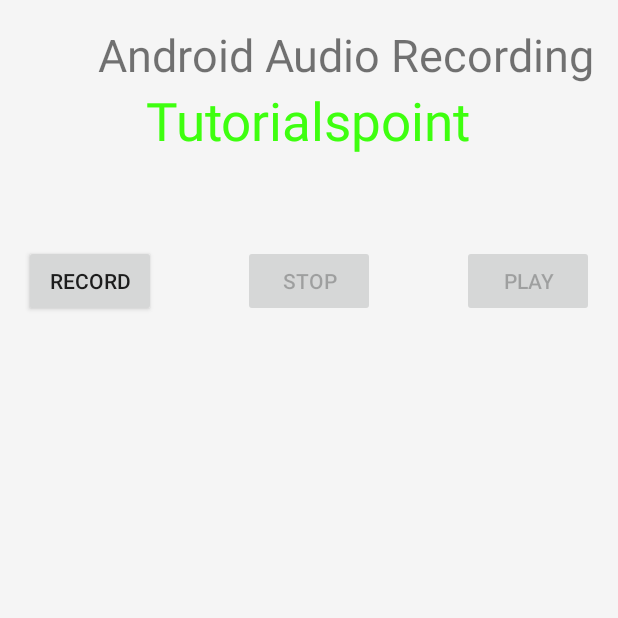
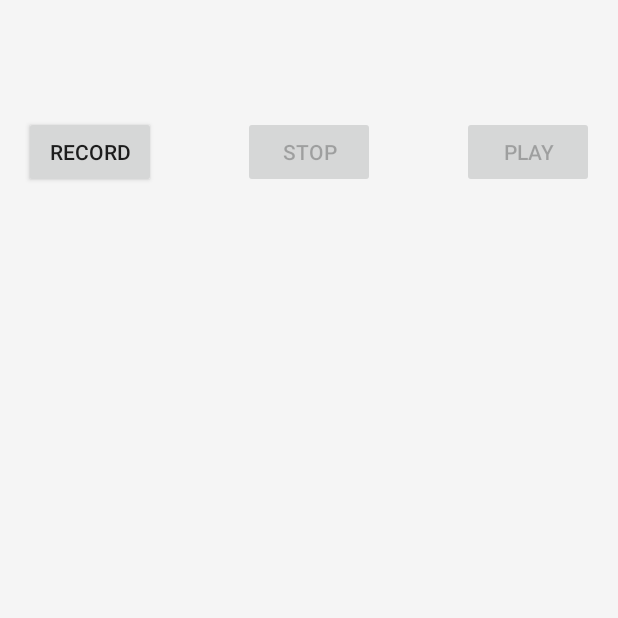
Before and after one commit to machichiotte/FctTest, an Android app: the fragment AudioFragment shown on its own in the app's theme, on a phone screen of 412 x 824 dp, the top half of it. Run offline under Robolectric (Android 15) with nearby library versions, the phone set to English and light mode, and no system bars.

Commit message:
modif audio fragment xml

```diff
--- a/app/src/main/res/layout/audio_fragment.xml
+++ b/app/src/main/res/layout/audio_fragment.xml
@@ -8,35 +8,15 @@
     android:paddingBottom="@dimen/activity_vertical_margin"
     tools:context=".MainActivity">
 
-    <TextView
-        android:layout_width="wrap_content"
-        android:layout_height="wrap_content"
-        android:text="Android Audio Recording"
-        android:id="@+id/textView"
-        android:textSize="30dp"
-        android:layout_alignParentTop="true"
-        android:layout_alignParentRight="true"
-        android:layout_alignParentEnd="true" />
-
-    <TextView
-        android:layout_width="wrap_content"
-        android:layout_height="wrap_content"
-        android:text="Tutorialspoint"
-        android:id="@+id/textView2"
-        android:textColor="#ff3eff0f"
-        android:textSize="35dp"
-        android:layout_below="@+id/textView"
-        android:layout_centerHorizontal="true" />
 
     <Button
         android:layout_width="wrap_content"
         android:layout_height="wrap_content"
         android:text="Record"
         android:id="@+id/button"
-        android:layout_alignParentLeft="true"
-        android:layout_alignParentStart="true"
-        android:layout_marginTop="59dp"
-        android:layout_below="@+id/textView2" />
+        android:layout_marginTop="61dp"
+        android:layout_alignParentTop="true"
+        android:layout_alignParentStart="true" />
 
     <Button
         android:layout_width="wrap_content"
@@ -52,7 +32,6 @@
         android:text="play"
         android:id="@+id/button3"
         android:layout_alignTop="@+id/button2"
-        android:layout_alignRight="@+id/textView"
-        android:layout_alignEnd="@+id/textView" />
+        android:layout_alignParentEnd="true" />
 
 </RelativeLayout>
```
